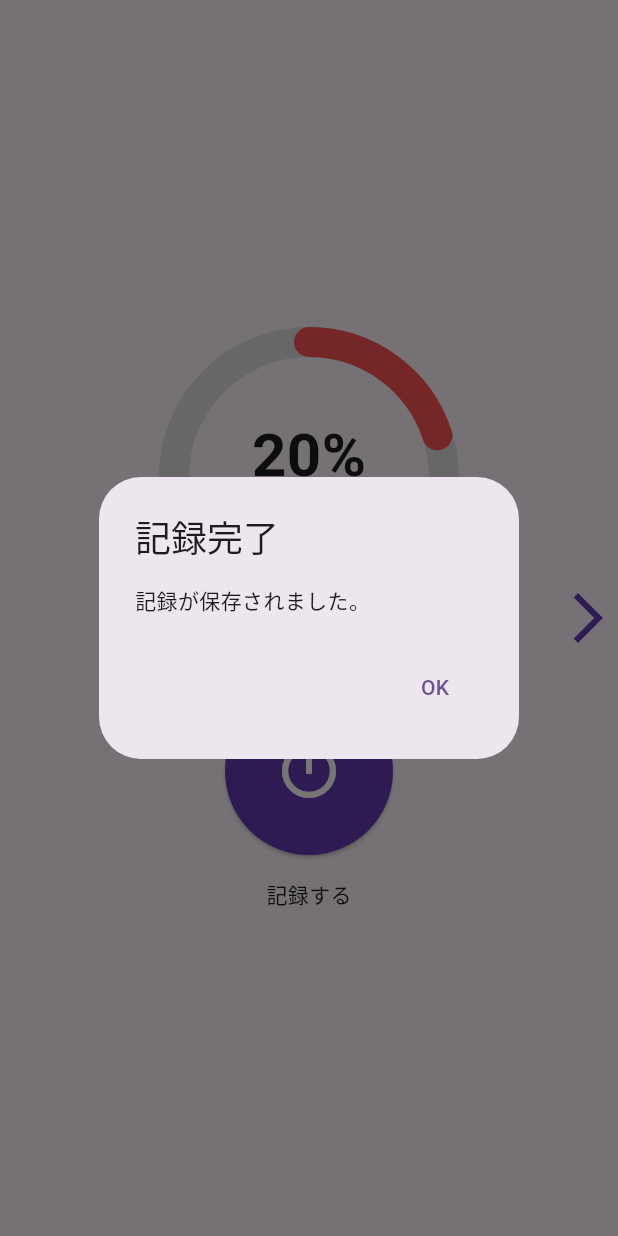
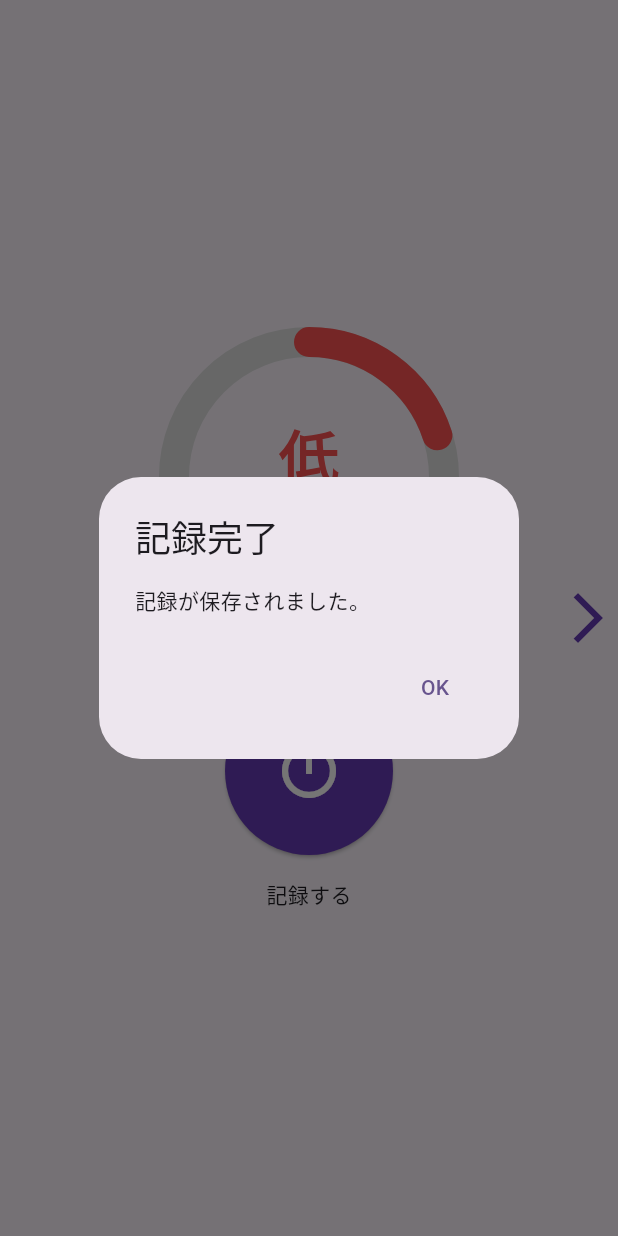
Before and after one commit to MaruSankakuEngineer/TestoTrack, a Flutter app: the screen it shows after launch, after a tap on the "power settings new" icon, on a phone screen of 412 x 824 dp. Run offline on Flutter 3.47's test engine with Material 3 defaults, Android fonts, the light colour scheme and no system bars; our stand-ins replace shared_preferences, table_calendar.

Commit message:
1P目と2P目の差異を修正

```diff
--- a/Flutter/dopatrack/lib/main.dart
+++ b/Flutter/dopatrack/lib/main.dart
@@ -94,14 +94,20 @@ class _MainPageState extends State<MainPage> {
 
   // ドーパミンレベル（0.0〜1.0）を計算
   double get dopamineLevel {
-    if (ejaculationDates.isEmpty) return 1.0;
+    if (ejaculationDates.isEmpty) return 0.0;
     final days = DateTime.now().difference(ejaculationDates.last).inDays;
 
-    if (days <= 1) return 0.2; // 低（Low）：Day 0-1
-    if (days <= 3) return 0.4; // 中（Medium）：Day 2-3
-    if (days <= 6) return 0.8; // 高（High）：Day 4-6
-    if (days == 7) return 1.0; // ピーク注意日（Peak）：Day 7
-    return 0.4; // Day 8以降
+    if (days <= 1) {
+      return 0.2; // 低（Low）：Day 0-1
+    } else if (days <= 4) {
+      return 0.4; // 中（Medium）：Day 2-4
+    } else if (days <= 6) {
+      return 0.8; // 高（High）：Day 5-6
+    } else if (days == 7) {
+      return 1.0; // ピーク注意日（Peak）：Day 7
+    } else {
+      return 0.4; // Day 8以降
+    }
   }
 
   // 指定日のドーパミンレベルを計算
@@ -496,6 +502,22 @@ class TestosteroneGauge extends StatelessWidget {
   final double level; // 0.0〜1.0
   const TestosteroneGauge({super.key, required this.level});
 
+  String getLevelText() {
+    if (level <= 0.2) return '低';
+    if (level <= 0.4) return '中';
+    if (level <= 0.8) return '高';
+    if (level == 1.0) return 'ピーク';
+    return '中';
+  }
+
+  Color getLevelColor() {
+    if (level <= 0.2) return Colors.redAccent;
+    if (level <= 0.4) return Colors.yellow;
+    if (level <= 0.8) return Colors.lightGreen;
+    if (level == 1.0) return Colors.green.shade900;
+    return Colors.yellow;
+  }
+
   @override
   Widget build(BuildContext context) {
     return SizedBox(
@@ -508,10 +530,11 @@ class TestosteroneGauge extends StatelessWidget {
             mainAxisAlignment: MainAxisAlignment.center,
             children: [
               Text(
-                '${(level * 100).toInt()}%',
-                style: const TextStyle(
+                getLevelText(),
+                style: TextStyle(
                   fontSize: 40,
                   fontWeight: FontWeight.bold,
+                  color: getLevelColor(),
                 ),
               ),
               const SizedBox(height: 8),
@@ -528,6 +551,14 @@ class _GaugePainter extends CustomPainter {
   final double level;
   _GaugePainter(this.level);
 
+  Color getLevelColor() {
+    if (level <= 0.2) return Colors.redAccent;
+    if (level <= 0.4) return Colors.yellow;
+    if (level <= 0.8) return Colors.lightGreen;
+    if (level == 1.0) return Colors.green.shade900;
+    return Colors.yellow;
+  }
+
   @override
   void paint(Canvas canvas, Size size) {
     final rect = Offset.zero & size;
@@ -538,9 +569,7 @@ class _GaugePainter extends CustomPainter {
       ..style = PaintingStyle.stroke
       ..strokeWidth = 20;
     final levelPaint = Paint()
-      ..color = level < 0.33
-          ? Colors.redAccent
-          : (level < 0.66 ? Colors.orangeAccent : Colors.green)
+      ..color = getLevelColor()
       ..style = PaintingStyle.stroke
       ..strokeWidth = 20
       ..strokeCap = StrokeCap.round;
```
